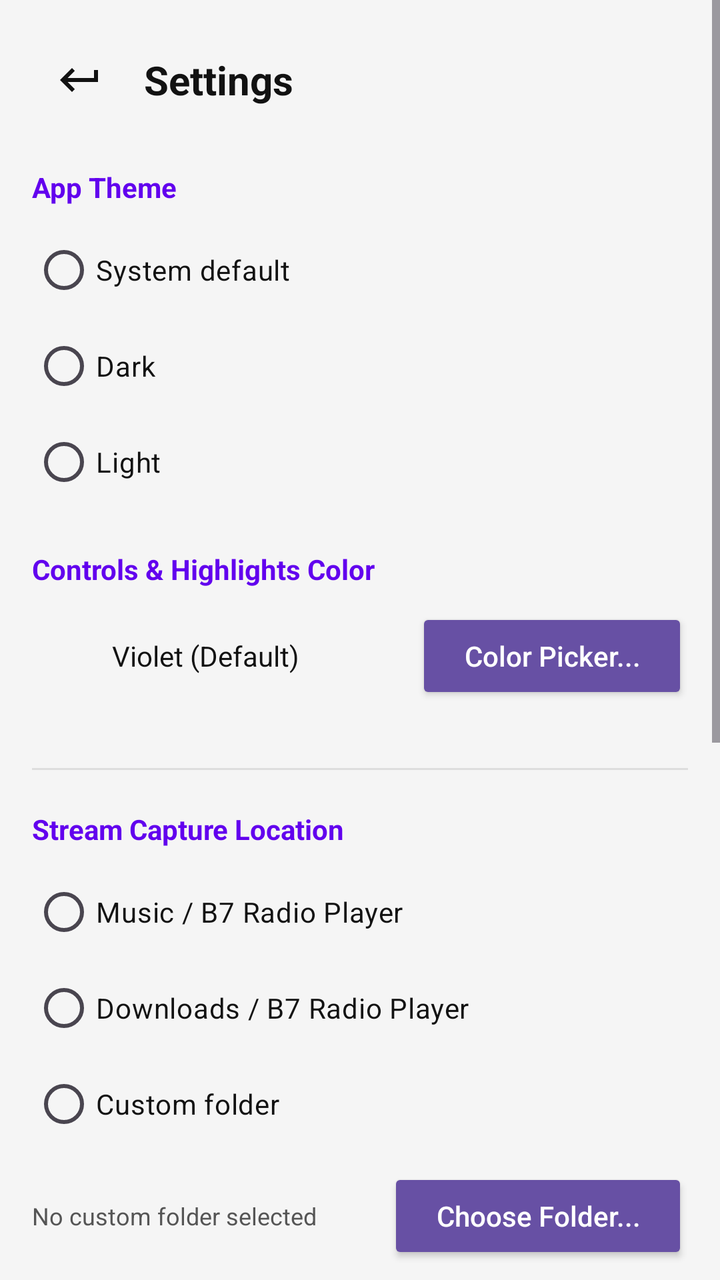
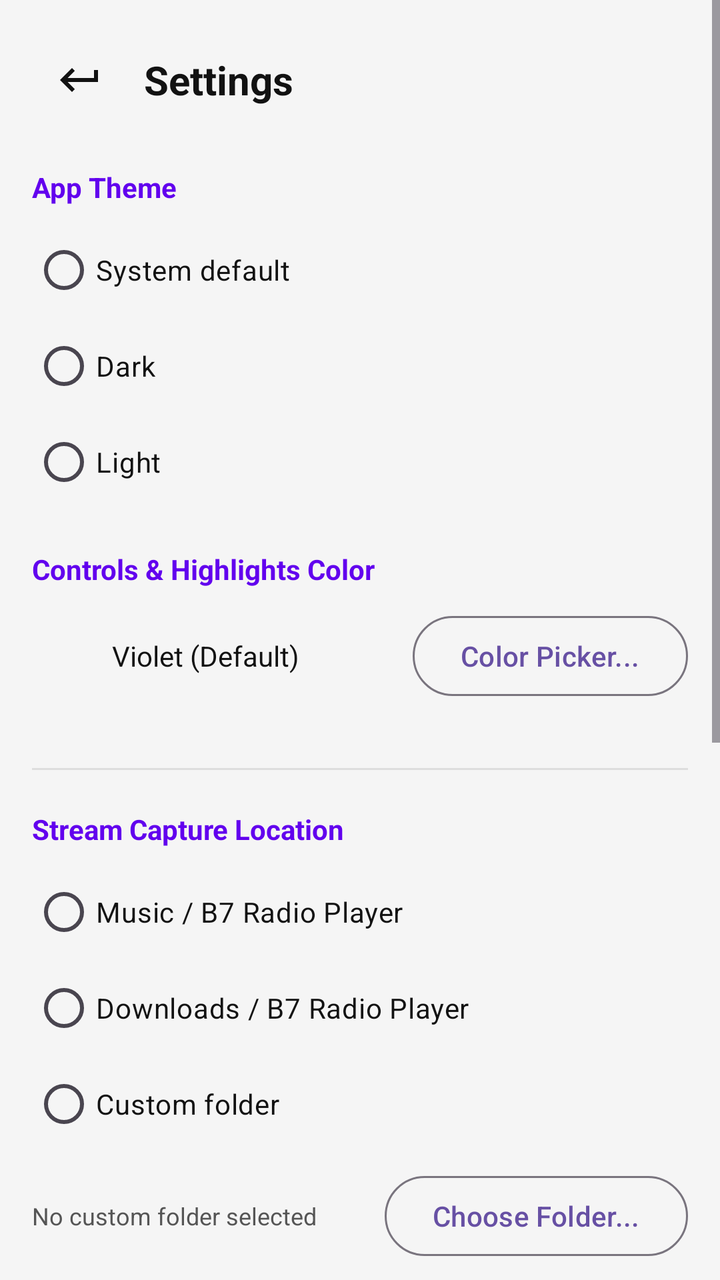

Two renders of the same Android screen: before a commit and after it. Below are the layout's source before the change and the commit's diff.
<!-- AndroidManifest.xml: application theme Theme.RadioPlayer -->
<!-- res/layout/activity_settings.xml -->
<?xml version="1.0" encoding="utf-8"?>
<ScrollView xmlns:android="http://schemas.android.com/apk/res/android"
    xmlns:app="http://schemas.android.com/apk/res-auto"
    android:layout_width="match_parent"
    android:layout_height="match_parent"
    android:background="@color/app_background"
    android:fillViewport="true">

    <LinearLayout
        android:layout_width="match_parent"
        android:layout_height="wrap_content"
        android:orientation="vertical"
        android:padding="16dp">

        
        <LinearLayout
            android:layout_width="match_parent"
            android:layout_height="48dp"
            android:orientation="horizontal"
            android:gravity="center_vertical"
            android:layout_marginBottom="20dp">

            <ImageButton
                android:id="@+id/settingsBackButton"
                android:layout_width="48dp"
                android:layout_height="48dp"
                android:background="?attr/selectableItemBackgroundBorderless"
                android:contentDescription="@string/return_to_main"
                android:padding="12dp"
                android:src="@drawable/ic_return"
                app:tint="@color/app_text_primary" />

            <TextView
                android:layout_width="0dp"
                android:layout_height="wrap_content"
                android:layout_weight="1"
                android:layout_marginStart="8dp"
                android:text="Settings"
                android:textColor="@color/app_text_primary"
                android:textSize="20sp"
                android:textStyle="bold" />
        </LinearLayout>

        <TextView
            android:id="@+id/settingsThemeHeader"
            android:layout_width="wrap_content"
            android:layout_height="wrap_content"
            android:text="App Theme"
            android:textColor="@color/app_accent"
            android:textSize="14sp"
            android:textStyle="bold"
            android:layout_marginBottom="8dp" />

        <RadioGroup
            android:id="@+id/themeRadioGroup"
            android:layout_width="match_parent"
            android:layout_height="wrap_content"
            android:layout_marginBottom="20dp">

            <RadioButton
                android:id="@+id/themeSystemRadio"
                android:layout_width="match_parent"
                android:layout_height="wrap_content"
                android:text="System default"
                android:textColor="@color/app_text_primary"
                android:paddingVertical="8dp" />

            <RadioButton
                android:id="@+id/themeDarkRadio"
                android:layout_width="match_parent"
                android:layout_height="wrap_content"
                android:text="Dark"
                android:textColor="@color/app_text_primary"
                android:paddingVertical="8dp" />

            <RadioButton
                android:id="@+id/themeLightRadio"
                android:layout_width="match_parent"
                android:layout_height="wrap_content"
                android:text="Light"
                android:textColor="@color/app_text_primary"
                android:paddingVertical="8dp" />
        </RadioGroup>

        <TextView
            android:id="@+id/settingsAccentHeader"
            android:layout_width="wrap_content"
            android:layout_height="wrap_content"
            android:text="Controls &amp; Highlights Color"
            android:textColor="@color/app_accent"
            android:textSize="14sp"
            android:textStyle="bold"
            android:layout_marginBottom="10dp" />

        <LinearLayout
            android:layout_width="match_parent"
            android:layout_height="wrap_content"
            android:orientation="horizontal"
            android:gravity="center_vertical"
            android:layout_marginBottom="12dp">

            <View
                android:id="@+id/accentPreviewSwatch"
                android:layout_width="28dp"
                android:layout_height="28dp" />

            <TextView
                android:id="@+id/accentCurrentLabel"
                android:layout_width="0dp"
                android:layout_height="wrap_content"
                android:layout_weight="1"
                android:layout_marginStart="12dp"
                android:text="Violet (Default)"
                android:textColor="@color/app_text_primary"
                android:textSize="14sp" />

            <Button
                android:id="@+id/settingsCustomColorButton"
                style="?android:attr/buttonStyle"
                android:layout_width="wrap_content"
                android:layout_height="wrap_content"
                android:text="Color Picker..."
                android:textAllCaps="false" />
        </LinearLayout>

        <HorizontalScrollView
            android:layout_width="match_parent"
            android:layout_height="wrap_content"
            android:scrollbars="none"
            android:layout_marginBottom="20dp">

            <LinearLayout
                android:id="@+id/accentPresetsContainer"
                android:layout_width="wrap_content"
                android:layout_height="wrap_content"
                android:orientation="horizontal"
                android:gravity="center_vertical" />
        </HorizontalScrollView>

        <View
            android:layout_width="match_parent"
            android:layout_height="1dp"
            android:background="@color/app_divider"
            android:layout_marginBottom="20dp" />

        <TextView
            android:id="@+id/settingsCaptureHeader"
            android:layout_width="wrap_content"
            android:layout_height="wrap_content"
            android:text="Stream Capture Location"
            android:textColor="@color/app_accent"
            android:textSize="14sp"
            android:textStyle="bold"
            android:layout_marginBottom="8dp" />

        <RadioGroup
            android:id="@+id/captureLocationGroup"
            android:layout_width="match_parent"
            android:layout_height="wrap_content"
            android:layout_marginBottom="8dp">

            <RadioButton
                android:id="@+id/captureMusicRadio"
                android:layout_width="match_parent"
                android:layout_height="wrap_content"
                android:text="Music / B7 Radio Player"
                android:textColor="@color/app_text_primary"
                android:paddingVertical="6dp" />

            <RadioButton
                android:id="@+id/captureDownloadsRadio"
                android:layout_width="match_parent"
                android:layout_height="wrap_content"
                android:text="Downloads / B7 Radio Player"
                android:textColor="@color/app_text_primary"
                android:paddingVertical="6dp" />

            <RadioButton
                android:id="@+id/captureCustomRadio"
                android:layout_width="match_parent"
                android:layout_height="wrap_content"
                android:text="Custom folder"
                android:textColor="@color/app_text_primary"
                android:paddingVertical="6dp" />
        </RadioGroup>

        <LinearLayout
            android:layout_width="match_parent"
            android:layout_height="wrap_content"
            android:orientation="horizontal"
            android:gravity="center_vertical"
            android:layout_marginBottom="20dp">

            <TextView
                android:id="@+id/captureCustomFolderText"
                android:layout_width="0dp"
                android:layout_height="wrap_content"
                android:layout_weight="1"
                android:text="No custom folder selected"
                android:textColor="@color/app_text_secondary"
                android:textSize="12sp"
                android:maxLines="2"
                android:ellipsize="middle" />

            <Button
                android:id="@+id/settingsChooseCaptureFolderButton"
                style="?android:attr/buttonStyle"
                android:layout_width="wrap_content"
                android:layout_height="wrap_content"
                android:layout_marginStart="8dp"
                android:text="Choose Folder..."
                android:textAllCaps="false" />
        </LinearLayout>

        <View
            android:layout_width="match_parent"
            android:layout_height="1dp"
            android:background="@color/app_divider"
            android:layout_marginBottom="20dp" />

        <TextView
            android:id="@+id/settingsLibraryHeader"
            android:layout_width="wrap_content"
            android:layout_height="wrap_content"
            android:text="Library &amp; Backup"
            android:textColor="@color/app_accent"
            android:textSize="14sp"
            android:textStyle="bold"
            android:layout_marginBottom="10dp" />

        <Button
            android:id="@+id/settingsImportUrlButton"
            style="?android:attr/buttonStyle"
            android:layout_width="match_parent"
            android:layout_height="wrap_content"
            android:layout_marginBottom="8dp"
            android:text="Import from URL (.m3u / .pls)"
            android:textAllCaps="false" />

        <Button
            android:id="@+id/settingsImportFileButton"
            style="?android:attr/buttonStyle"
            android:layout_width="match_parent"
            android:layout_height="wrap_content"
            android:layout_marginBottom="8dp"
            android:text="Import File (XML / M3U / PLS)"
            android:textAllCaps="false" />

        <Button
            android:id="@+id/settingsExportFileButton"
            style="?android:attr/buttonStyle"
            android:layout_width="match_parent"
            android:layout_height="wrap_content"
            android:layout_marginBottom="8dp"
            android:text="Export All Stations (XML)"
            android:textAllCaps="false" />

        <Button
            android:id="@+id/settingsUpdateImagesButton"
            style="?android:attr/buttonStyle"
            android:layout_width="match_parent"
            android:layout_height="wrap_content"
            android:layout_marginBottom="8dp"
            android:text="Update Station Images"
            android:textAllCaps="false" />

        <Button
            android:id="@+id/settingsScanDeadButton"
            style="?android:attr/buttonStyle"
            android:layout_width="match_parent"
            android:layout_height="wrap_content"
            android:layout_marginBottom="20dp"
            android:text="Scan for Dead Stations"
            android:textAllCaps="false" />

        <View
            android:layout_width="match_parent"
            android:layout_height="1dp"
            android:background="@color/app_divider"
            android:layout_marginBottom="20dp" />

        <TextView
            android:id="@+id/settingsAboutHeader"
            android:layout_width="wrap_content"
            android:layout_height="wrap_content"
            android:text="About"
            android:textColor="@color/app_accent"
            android:textSize="14sp"
            android:textStyle="bold"
            android:layout_marginBottom="8dp" />

        <TextView
            android:layout_width="wrap_content"
            android:layout_height="wrap_content"
            android:text="@string/app_name"
            android:textColor="@color/app_text_primary"
            android:textSize="16sp"
            android:textStyle="bold" />

        <TextView
            android:id="@+id/aboutVersionText"
            android:layout_width="wrap_content"
            android:layout_height="wrap_content"
            android:text="Version 0.0.1"
            android:textColor="@color/app_text_secondary"
            android:textSize="14sp"
            android:layout_marginTop="4dp" />

    </LinearLayout>
</ScrollView>
<!-- resources referenced by this layout -->
<resources>
  <color name="app_accent">#FF6200EE</color>
  <color name="app_background">#FFF5F5F5</color>
  <color name="app_divider">#FFDDDDDD</color>
  <color name="app_text_primary">#FF121212</color>
  <color name="app_text_secondary">#FF555555</color>
  <!-- drawable ic_return (drawable) -->
  <vector xmlns:android="http://schemas.android.com/apk/res/android"
      android:width="24dp"
      android:height="24dp"
      android:viewportWidth="24"
      android:viewportHeight="24">
      <path
          android:fillColor="#FFFFFFFF"
          android:pathData="M19,7v4H5.83l3.58,-3.59L8,6l-6,6 6,6 1.41,-1.41L5.83,13H21V7z" />
  </vector>
  <string name="app_name">B7 Radio Player</string>
  <string name="return_to_main">Return to main</string>
  <style name="Theme.RadioPlayer" parent="Base.Theme.RadioPlayer" />
  <style name="Base.Theme.RadioPlayer" parent="Theme.Material3.DayNight.NoActionBar">
          
      </style>
</resources>

<!-- the commit's change to res/layout/activity_settings.xml (unified diff, before → after) -->
@@ -114,13 +114,14 @@
                 android:textColor="@color/app_text_primary"
                 android:textSize="14sp" />
 
-            <Button
+            <com.google.android.material.button.MaterialButton
                 android:id="@+id/settingsCustomColorButton"
-                style="?android:attr/buttonStyle"
+                style="@style/Widget.Material3.Button.OutlinedButton"
                 android:layout_width="wrap_content"
                 android:layout_height="wrap_content"
                 android:text="Color Picker..."
-                android:textAllCaps="false" />
+                android:textAllCaps="false"
+                app:cornerRadius="20dp" />
         </LinearLayout>
 
         <HorizontalScrollView
@@ -202,14 +203,15 @@
                 android:maxLines="2"
                 android:ellipsize="middle" />
 
-            <Button
+            <com.google.android.material.button.MaterialButton
                 android:id="@+id/settingsChooseCaptureFolderButton"
-                style="?android:attr/buttonStyle"
+                style="@style/Widget.Material3.Button.OutlinedButton"
                 android:layout_width="wrap_content"
                 android:layout_height="wrap_content"
                 android:layout_marginStart="8dp"
                 android:text="Choose Folder..."
-                android:textAllCaps="false" />
+                android:textAllCaps="false"
+                app:cornerRadius="20dp" />
         </LinearLayout>
 
         <View
@@ -228,50 +230,55 @@
             android:textStyle="bold"
             android:layout_marginBottom="10dp" />
 
-        <Button
+        <com.google.android.material.button.MaterialButton
             android:id="@+id/settingsImportUrlButton"
-            style="?android:attr/buttonStyle"
-            android:layout_width="match_parent"
-            android:layout_height="wrap_content"
+            style="@style/Widget.Material3.Button.OutlinedButton"
+            android:layout_width="match_parent"
+            android:layout_height="48dp"
             android:layout_marginBottom="8dp"
             android:text="Import from URL (.m3u / .pls)"
-            android:textAllCaps="false" />
-
-        <Button
+            android:textAllCaps="false"
+            app:cornerRadius="14dp" />
+
+        <com.google.android.material.button.MaterialButton
             android:id="@+id/settingsImportFileButton"
-            style="?android:attr/buttonStyle"
-            android:layout_width="match_parent"
-            android:layout_height="wrap_content"
+            style="@style/Widget.Material3.Button.OutlinedButton"
+            android:layout_width="match_parent"
+            android:layout_height="48dp"
             android:layout_marginBottom="8dp"
             android:text="Import File (XML / M3U / PLS)"
-            android:textAllCaps="false" />
-
-        <Button
+            android:textAllCaps="false"
+            app:cornerRadius="14dp" />
+
+        <com.google.android.material.button.MaterialButton
             android:id="@+id/settingsExportFileButton"
-            style="?android:attr/buttonStyle"
-            android:layout_width="match_parent"
-            android:layout_height="wrap_content"
+            style="@style/Widget.Material3.Button.OutlinedButton"
+            android:layout_width="match_parent"
+            android:layout_height="48dp"
             android:layout_marginBottom="8dp"
             android:text="Export All Stations (XML)"
-            android:textAllCaps="false" />
-
-        <Button
+            android:textAllCaps="false"
+            app:cornerRadius="14dp" />
+
+        <com.google.android.material.button.MaterialButton
             android:id="@+id/settingsUpdateImagesButton"
-            style="?android:attr/buttonStyle"
-            android:layout_width="match_parent"
-            android:layout_height="wrap_content"
+            style="@style/Widget.Material3.Button.OutlinedButton"
+            android:layout_width="match_parent"
+            android:layout_height="48dp"
             android:layout_marginBottom="8dp"
             android:text="Update Station Images"
-            android:textAllCaps="false" />
-
-        <Button
+            android:textAllCaps="false"
+            app:cornerRadius="14dp" />
+
+        <com.google.android.material.button.MaterialButton
             android:id="@+id/settingsScanDeadButton"
-            style="?android:attr/buttonStyle"
-            android:layout_width="match_parent"
-            android:layout_height="wrap_content"
+            style="@style/Widget.Material3.Button.OutlinedButton"
+            android:layout_width="match_parent"
+            android:layout_height="48dp"
             android:layout_marginBottom="20dp"
             android:text="Scan for Dead Stations"
-            android:textAllCaps="false" />
+            android:textAllCaps="false"
+            app:cornerRadius="14dp" />
 
         <View
             android:layout_width="match_parent"
